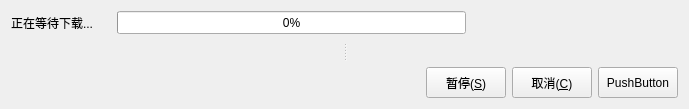
First picture: the form in src/util/FileTranferListItem.ui, repository ProgramCX/FoxNAS, before the edit.
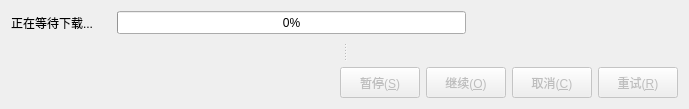
Second picture: the form after the edit.

The edit to the form file:
```diff
--- a/src/util/FileTranferListItem.ui
+++ b/src/util/FileTranferListItem.ui
@@ -157,6 +157,9 @@
       <layout class="QHBoxLayout" name="horizontalLayout">
        <item>
         <widget class="QPushButton" name="pushButtonPause">
+         <property name="enabled">
+          <bool>false</bool>
+         </property>
          <property name="sizePolicy">
           <sizepolicy hsizetype="Minimum" vsizetype="Fixed">
            <horstretch>101</horstretch>
@@ -180,8 +183,39 @@
          </property>
         </widget>
        </item>
+       <item>
+        <widget class="QPushButton" name="pushButtonContinue">
+         <property name="enabled">
+          <bool>false</bool>
+         </property>
+         <property name="sizePolicy">
+          <sizepolicy hsizetype="Minimum" vsizetype="Fixed">
+           <horstretch>101</horstretch>
+           <verstretch>31</verstretch>
+          </sizepolicy>
+         </property>
+         <property name="minimumSize">
+          <size>
+           <width>71</width>
+           <height>31</height>
+          </size>
+         </property>
+         <property name="maximumSize">
+          <size>
+           <width>101</width>
+           <height>31</height>
+          </size>
+         </property>
+         <property name="text">
+          <string>继续(&amp;O)</string>
+         </property>
+        </widget>
+       </item>
        <item>
         <widget class="QPushButton" name="pushButtonCancel">
+         <property name="enabled">
+          <bool>false</bool>
+         </property>
          <property name="sizePolicy">
           <sizepolicy hsizetype="Minimum" vsizetype="Fixed">
            <horstretch>101</horstretch>
@@ -207,6 +241,9 @@
        </item>
        <item>
         <widget class="QPushButton" name="pushButtonRetry">
+         <property name="enabled">
+          <bool>false</bool>
+         </property>
          <property name="minimumSize">
           <size>
            <width>70</width>
@@ -220,7 +257,7 @@
           </size>
          </property>
          <property name="text">
-          <string>PushButton</string>
+          <string>重试(&amp;R)</string>
          </property>
         </widget>
        </item>
```
